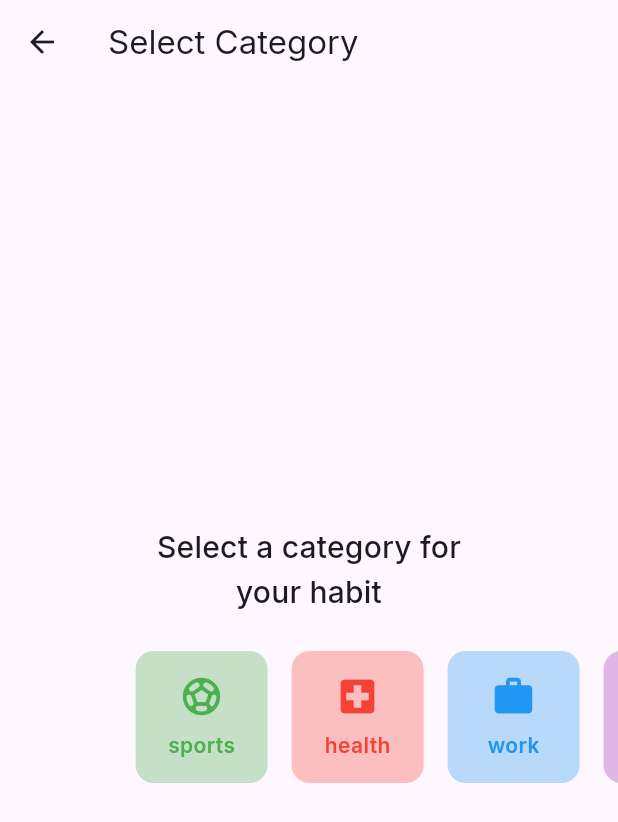
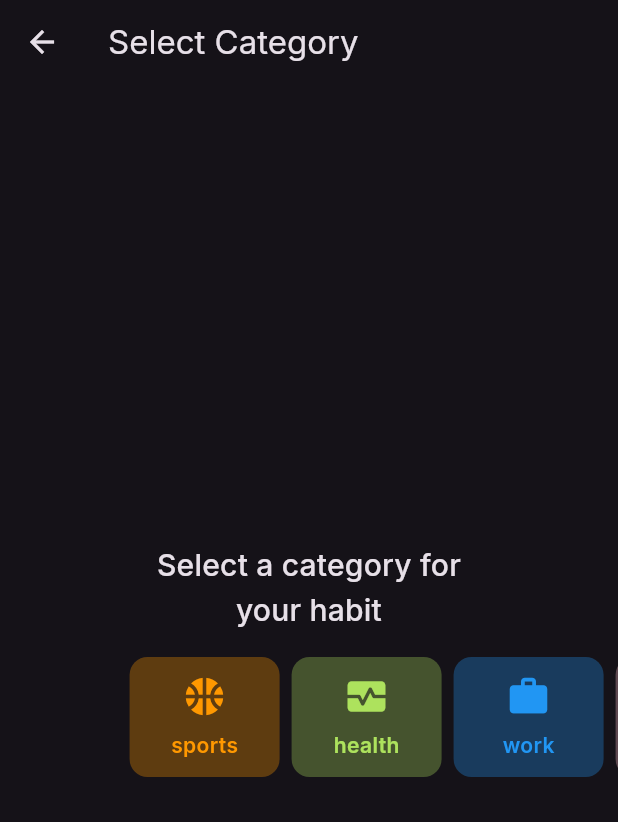
Before and after one commit to SuTechs/rise, a Flutter app: the SelectHabitCategory screen opened directly with empty values, on a phone screen of 412 x 824 dp. Shown: the top 822 px of the screen. Run offline on Flutter 3.47's test engine with Material 3 defaults, Android fonts, the phone set to English and light mode, and no system bars; drawn by our look-alikes of dynamic_color; our stand-ins replace freezed_annotation, google_fonts, hive, hive_flutter, timeago; missing offline and left inert: in_app_update; accounts and stored records are empty.

Commit message:
color icon changes

```diff
--- a/lib/data/data/habit/habit.dart
+++ b/lib/data/data/habit/habit.dart
@@ -67,28 +67,30 @@ class HabitRecordData with _$HabitRecordData {
 @HiveType(typeId: 3)
 enum HabitCategory {
   @HiveField(0)
-  sports(Icons.sports_soccer, Colors.green),
+  sports(Icons.sports_basketball, Colors.orange),
   @HiveField(1)
-  health(Icons.local_hospital, Colors.red),
+  health(Icons.monitor_heart, Color(0xffADE25D)),
   @HiveField(2)
   work(Icons.work, Colors.blue),
   @HiveField(3)
-  study(Icons.book, Colors.purple),
+  study(Icons.book, Color(0xffFBBFCA)),
   @HiveField(4)
-  food(Icons.fastfood, Colors.orange),
+  food(Icons.restaurant, Colors.green),
   @HiveField(5)
   finance(Icons.monetization_on, Colors.yellow),
   @HiveField(6)
-  yoga(Icons.self_improvement, Colors.pink),
+  yoga(Icons.self_improvement, Color(0xffD664BE)),
   @HiveField(7)
-  social(Icons.people, Colors.teal),
+  social(Icons.people, Color(0xffF6BE9A)),
   @HiveField(8)
-  fun(Icons.emoji_emotions, Colors.deepPurple),
+  fun(Icons.headphones, Color(0xff7CC6FE)),
   @HiveField(9)
-  outdoors(Icons.nature_people, Colors.green),
+  outdoors(Icons.sports_tennis, Color(0xff8789C0)),
   @HiveField(10)
   reading(Icons.menu_book, Colors.blue),
   @HiveField(11)
+  fitness(Icons.fitness_center, Colors.indigoAccent),
+  @HiveField(12)
   others(Icons.grid_view_rounded, Colors.grey);
 
   final IconData icon;
--- a/lib/main.dart
+++ b/lib/main.dart
@@ -37,8 +37,7 @@ class MyApp extends StatelessWidget {
           // navigatorObservers: [],
           debugShowCheckedModeBanner: false,
           title: 'Rise',
-          theme: AppTheme.lightTheme(lightColorScheme),
-          darkTheme: AppTheme.darkTheme(darkColorScheme),
+          theme: AppTheme.darkTheme(darkColorScheme),
           home: const _AppBootstrapper(),
         );
       },
--- a/lib/screens/habits/add_habit_screen.dart
+++ b/lib/screens/habits/add_habit_screen.dart
@@ -189,9 +189,9 @@ class HabitCategoryCard extends StatelessWidget {
     return GestureDetector(
       onTap: onTap,
       child: Container(
-        height: 88,
-        width: 88,
-        margin: const EdgeInsets.all(8),
+        height: 80,
+        width: 100,
+        margin: const EdgeInsets.only(left: 4,right: 4),
         decoration: BoxDecoration(
           color: cardColor.withAlpha(80),
           borderRadius: BorderRadius.circular(12),
--- a/lib/screens/habits/components/habit_gridview_card.dart
+++ b/lib/screens/habits/components/habit_gridview_card.dart
@@ -25,7 +25,7 @@ class HabitGridviewCard extends StatelessWidget {
       margin: const EdgeInsets.symmetric(vertical: 8.0, horizontal: 16.0),
       padding: const EdgeInsets.symmetric(horizontal: 16),
       decoration: BoxDecoration(
-        borderRadius: BorderRadius.circular(8.0),
+        borderRadius: BorderRadius.circular(16.0),
         border: Border.all(
           color: cardColor.withAlpha(80),
         ),
```
Also changed, not shown: lib/screens/habits/components/habit_listview_card.dart (+7 -4 lines), lib/screens/habits/habits_screen.dart (+91 -22 lines), lib/theme.dart (+9 -9 lines), lib/data/data/habit/habit.g.dart.
